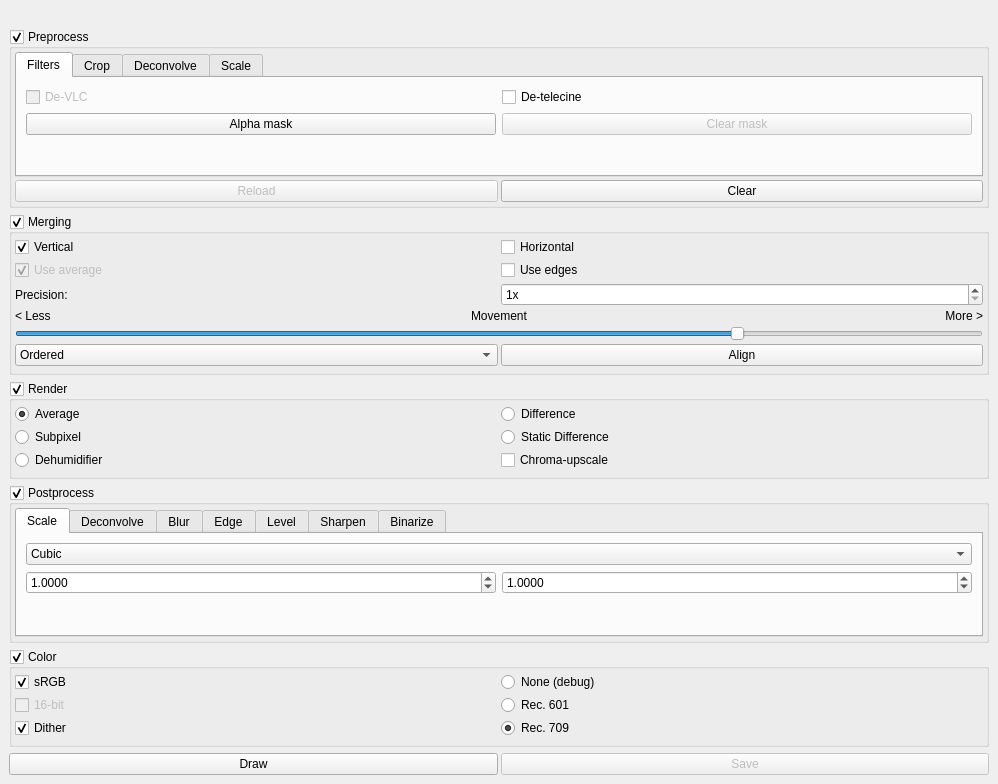
This is src/mainwindow.ui in spillerrec/Overmix as Qt 5 draws it before an edit. The edited form follows.
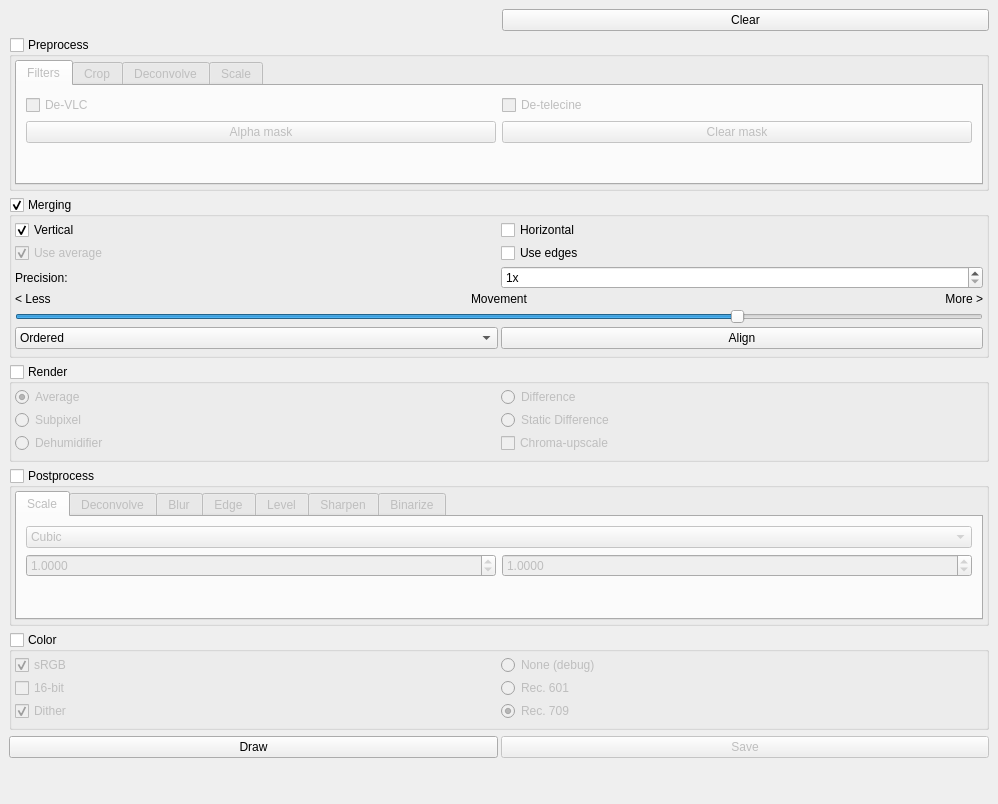
This is the edited form.

Commit message: CHANGE: collapse all boxes except "Merging" by default.

What changed in the file:
```diff
--- a/src/mainwindow.ui
+++ b/src/mainwindow.ui
@@ -7,7 +7,7 @@
     <x>0</x>
     <y>0</y>
     <width>998</width>
-    <height>781</height>
+    <height>804</height>
    </rect>
   </property>
   <property name="windowTitle">
@@ -21,7 +21,18 @@
        <enum>QLayout::SetDefaultConstraint</enum>
       </property>
       <item>
-       <widget class="QLabel" name="lbl_info"/>
+       <layout class="QHBoxLayout" name="horizontalLayout_5">
+        <item>
+         <widget class="QLabel" name="lbl_info"/>
+        </item>
+        <item>
+         <widget class="QPushButton" name="btn_clear">
+          <property name="text">
+           <string>Clear</string>
+          </property>
+         </widget>
+        </item>
+       </layout>
       </item>
       <item>
        <widget class="QGroupBox" name="preprocess_group">
@@ -31,6 +42,9 @@
         <property name="checkable">
          <bool>true</bool>
         </property>
+        <property name="checked">
+         <bool>false</bool>
+        </property>
         <layout class="QVBoxLayout" name="verticalLayout_10">
          <property name="spacing">
           <number>3</number>
@@ -374,27 +388,6 @@
            </widget>
           </widget>
          </item>
-         <item>
-          <layout class="QHBoxLayout" name="horizontalLayout_5">
-           <item>
-            <widget class="QPushButton" name="btn_reload">
-             <property name="enabled">
-              <bool>false</bool>
-             </property>
-             <property name="text">
-              <string>Reload</string>
-             </property>
-            </widget>
-           </item>
-           <item>
-            <widget class="QPushButton" name="btn_clear">
-             <property name="text">
-              <string>Clear</string>
-             </property>
-            </widget>
-           </item>
-          </layout>
-         </item>
         </layout>
        </widget>
       </item>
@@ -605,6 +598,9 @@
         <property name="checkable">
          <bool>true</bool>
         </property>
+        <property name="checked">
+         <bool>false</bool>
+        </property>
         <layout class="QGridLayout" name="gridLayout_3">
          <property name="leftMargin">
           <number>3</number>
@@ -677,6 +673,9 @@
         <property name="checkable">
          <bool>true</bool>
         </property>
+        <property name="checked">
+         <bool>false</bool>
+        </property>
         <layout class="QVBoxLayout" name="verticalLayout_6">
          <property name="leftMargin">
           <number>3</number>
@@ -733,7 +732,7 @@
                <item>
                 <widget class="QDoubleSpinBox" name="dsbx_scale_width">
                  <property name="enabled">
-                  <bool>true</bool>
+                  <bool>false</bool>
                  </property>
                  <property name="decimals">
                   <number>4</number>
@@ -1232,6 +1231,9 @@
         <property name="checkable">
          <bool>true</bool>
         </property>
+        <property name="checked">
+         <bool>false</bool>
+        </property>
         <layout class="QGridLayout" name="gridLayout">
          <property name="leftMargin">
           <number>3</number>
```
The commit also changes 1 other file.
